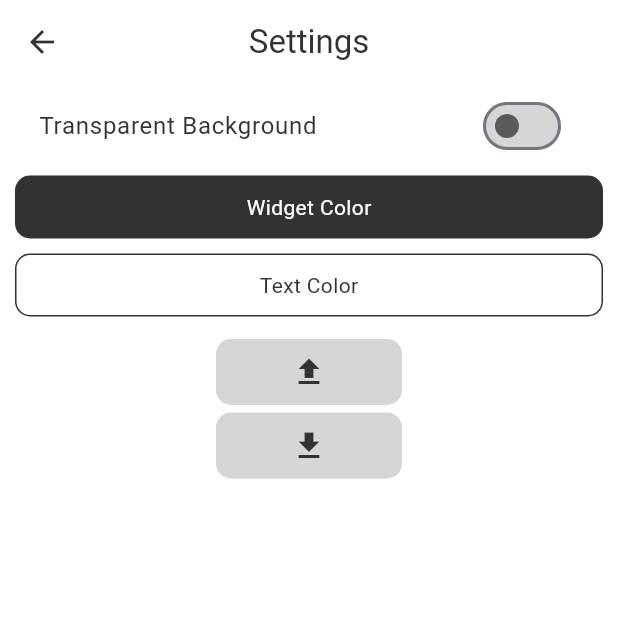
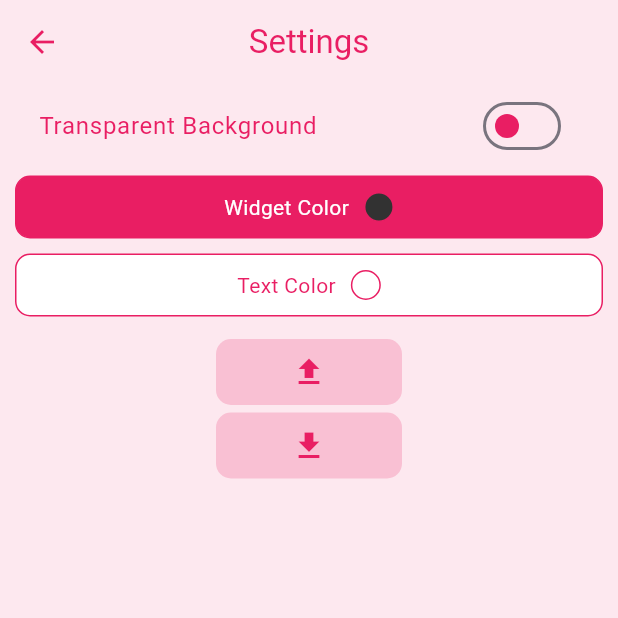
Before and after one commit to hazemxiii/home_quote, a Flutter app: the screen it shows after launch, after a tap on the "settings" icon, on a phone screen of 412 x 824 dp, the top half of it. Run offline on Flutter 3.47's test engine with Material 3 defaults, Android fonts, the phone set to English and light mode, and no system bars; our stand-ins replace file_picker, permission_handler, shared_preferences; missing offline and left inert: android_alarm_manager_plus, flex_color_picker, fuzzywuzzy, home_widget.

Commit message:
app_color

```diff
--- a/lib/global.dart
+++ b/lib/global.dart
@@ -3,12 +3,12 @@ import 'package:flutter/material.dart';
 import 'package:shared_preferences/shared_preferences.dart';
 import 'package:home_widget/home_widget.dart';
 
-final c = Color.lerp(Colors.black, Colors.white, 0.9);
-
 class StyleNotifier extends ChangeNotifier {
   Color textColor = const Color.fromRGBO(255, 255, 255, 1);
   Color color = const Color.fromRGBO(50, 50, 50, 1);
-  bool transparent = false;
+  Color appColor = Colors.pink;
+  bool _transparent = false;
+  Color get c => Color.lerp(appColor, Colors.white, 0.9)!;
 
   StyleNotifier() {
     loadStyle();
@@ -29,7 +29,7 @@ class StyleNotifier extends ChangeNotifier {
 
     textColor = parseColorFromHex(prefs.getString("textColor")!);
     color = parseColorFromHex(prefs.getString("color")!);
-    transparent = prefs.getBool("transparent")!;
+    _transparent = prefs.getBool("transparent")!;
 
     updateWidgetColors();
 
@@ -41,7 +41,7 @@ class StyleNotifier extends ChangeNotifier {
     try {
       if (!Platform.isWindows) {
         HomeWidget.saveWidgetData(
-            "color", !transparent ? "#${getHex(color)}" : "transparent");
+            "color", !_transparent ? "#${getHex(color)}" : "transparent");
         HomeWidget.saveWidgetData("textColor", "#${getHex(textColor)}");
         HomeWidget.updateWidget(
           qualifiedAndroidName: 'com.example.home_quote.NewAppWidget',
@@ -73,32 +73,14 @@ class StyleNotifier extends ChangeNotifier {
   void toggleTransparent() async {
     /// toggles transparent background
     SharedPreferences prefs = await SharedPreferences.getInstance();
-    transparent = !transparent;
-    prefs.setBool("transparent", transparent);
+    _transparent = !_transparent;
+    prefs.setBool("transparent", _transparent);
     updateWidgetColors();
     notifyListeners();
   }
 
   String getHex(Color c) {
-    /// gets the hex code from the color without the "#"
-    // Map hexs = {10: "a", 11: "b", 12: "c", 13: "d", 14: "e", 15: "f"};
-
-    // int red0 = (c.red / 16).floor();
-    // int red1 = c.red - red0 * 16;
-    // int green0 = (c.green / 16).floor();
-    // int green1 = c.green - green0 * 16;
-    // int blue0 = (c.blue / 16).floor();
-    // int blue1 = c.blue - blue0 * 16;
-
-    // String red =
-    //     "${red0 > 9 ? hexs[red0] : red0}${red1 > 9 ? hexs[red1] : red1}";
-    // String green =
-    //     "${green0 > 9 ? hexs[green0] : green0}${green1 > 9 ? hexs[green1] : green1}";
-    // String blue =
-    //     "${blue0 > 9 ? hexs[blue0] : blue0}${blue1 > 9 ? hexs[blue1] : blue1}";
-
-    // return "$red$green$blue";
-    return '#${c.toARGB32().toRadixString(16).padLeft(8, '0').toUpperCase()}';
+    return '#${c.toARGB32().toRadixString(16).padLeft(8, '0').toUpperCase().substring(2)}';
   }
 
   Color parseColorFromHex(String hex) {
@@ -136,7 +118,7 @@ class StyleNotifier extends ChangeNotifier {
     return left * 16 + right;
   }
 
-  Color get getTextC => textColor;
-  Color? get getColorC => color;
-  bool get isTransparent => transparent;
+  // Color get getTextC => textColor;
+  // Color? get getColorC => color;
+  bool get isTransparent => _transparent;
 }
--- a/lib/quotes_page/filter_btn.dart
+++ b/lib/quotes_page/filter_btn.dart
@@ -1,4 +1,6 @@
 import 'package:flutter/material.dart';
+import 'package:provider/provider.dart';
+import '../global.dart';
 
 class FilterBtn extends StatefulWidget {
   final String text;
@@ -13,7 +15,8 @@ class _FilterBtnState extends State<FilterBtn> {
   bool isHovered = false;
   @override
   Widget build(BuildContext context) {
-    final textC = isHovered ? Colors.white : Colors.black;
+    final textC =
+        isHovered ? Colors.white : context.watch<StyleNotifier>().appColor;
     return InkWell(
       onTap: widget.onPressed,
       onHover: (value) {
@@ -26,7 +29,9 @@ class _FilterBtnState extends State<FilterBtn> {
         duration: const Duration(milliseconds: 200),
         decoration: BoxDecoration(
           borderRadius: BorderRadius.circular(5),
-          color: isHovered ? Colors.black : Colors.white,
+          color: isHovered
+              ? context.watch<StyleNotifier>().appColor
+              : Colors.white,
         ),
         child: Row(
           spacing: 5,
--- a/lib/quotes_page/quotes_page.dart
+++ b/lib/quotes_page/quotes_page.dart
@@ -44,8 +44,8 @@ class _QuotesPageState extends State<QuotesPage> {
     return Consumer<StyleNotifier>(builder: (context, clrs, child) {
       return Scaffold(
           floatingActionButton: FloatingActionButton(
-              backgroundColor: clrs.getColorC,
-              foregroundColor: clrs.getTextC,
+              backgroundColor: clrs.appColor,
+              foregroundColor: Colors.white,
               child: const Icon(Icons.add),
               onPressed: () async {
                 final Quote? quote = await showDialog(
@@ -58,11 +58,11 @@ class _QuotesPageState extends State<QuotesPage> {
                       .addQuote(quote);
                 }
               }),
-          backgroundColor: c,
+          backgroundColor: clrs.c,
           appBar: AppBar(
             title: const Text("My Quotes"),
-            backgroundColor: c,
-            foregroundColor: Colors.black,
+            backgroundColor: clrs.c,
+            foregroundColor: clrs.appColor,
             actions: [
               IconButton(
                 onPressed: () {
@@ -99,11 +99,11 @@ class _QuotesPageState extends State<QuotesPage> {
                             decoration: BoxDecoration(
                                 borderRadius: BorderRadius.circular(10),
                                 color: Colors.white),
-                            child: const Column(
+                            child: Column(
                               children: [
-                                Icon(Icons.shuffle, color: Colors.black),
+                                Icon(Icons.shuffle, color: clrs.appColor),
                                 Text("No Quote Selected",
-                                    style: TextStyle(color: Colors.black))
+                                    style: TextStyle(color: clrs.appColor))
                               ],
                             ),
                           );
@@ -124,7 +124,12 @@ class _QuotesPageState extends State<QuotesPage> {
                       Expanded(
                         child: ChangeNotifierProvider.value(
                             value: context.read<QuotesNotifier>(),
-                            child: SearchWidget(controller: searchController)),
+                            child: SearchWidget(
+                                controller: searchController,
+                                onClear: () {
+                                  quotesNotX.setSearch("");
+                                },
+                                hint: "Search by quote")),
                       ),
                       const SizedBox(width: 10),
                       FilterBtn(
--- a/lib/quotes_page/search_widget.dart
+++ b/lib/quotes_page/search_widget.dart
@@ -1,18 +1,24 @@
 import 'package:flutter/material.dart';
+import 'package:home_quote/global.dart';
 import 'package:provider/provider.dart';
-import 'package:home_quote/quotes_notifier.dart';
 
 class SearchWidget extends StatelessWidget {
   final TextEditingController controller;
-  const SearchWidget({super.key, required this.controller});
+  final VoidCallback onClear;
+  final String hint;
+  const SearchWidget(
+      {super.key,
+      required this.controller,
+      required this.onClear,
+      required this.hint});
 
   @override
   Widget build(BuildContext context) {
-    final c = Colors.black.withValues(alpha: 0.4);
+    final c = context.watch<StyleNotifier>().appColor.withValues(alpha: 0.4);
     return TextField(
-      cursorColor: Colors.black,
+      cursorColor: context.watch<StyleNotifier>().appColor,
       controller: controller,
-      style: const TextStyle(color: Colors.black),
+      style: TextStyle(color: context.watch<StyleNotifier>().appColor),
       decoration: InputDecoration(
         hintStyle: TextStyle(color: c),
         prefixIcon: Icon(
@@ -25,16 +31,17 @@ class SearchWidget extends StatelessWidget {
                 icon: Icon(Icons.clear, color: c),
                 onPressed: () {
                   controller.clear();
-                  context.read<QuotesNotifier>().setSearch("");
+                  onClear();
                 },
               ),
         enabledBorder: OutlineInputBorder(
             borderSide: BorderSide(color: c),
             borderRadius: BorderRadius.circular(10)),
         focusedBorder: OutlineInputBorder(
-            borderSide: const BorderSide(color: Colors.black, width: 2),
+            borderSide: BorderSide(
+                color: context.watch<StyleNotifier>().appColor, width: 2),
             borderRadius: BorderRadius.circular(10)),
-        hintText: "Search by quote",
+        hintText: hint,
       ),
     );
   }
--- a/lib/settings.dart
+++ b/lib/settings.dart
@@ -24,10 +24,10 @@ class _SettingsPageWidgetState extends State<SettingsPageWidget> {
   Widget build(BuildContext context) {
     return Consumer<StyleNotifier>(builder: (context, clrs, child) {
       return Scaffold(
-          backgroundColor: clrs.getTextC,
+          backgroundColor: clrs.c,
           appBar: AppBar(
-            foregroundColor: clrs.getColorC,
-            backgroundColor: clrs.getTextC,
+            foregroundColor: clrs.appColor,
+            backgroundColor: clrs.c,
             title: const Text("Settings"),
             centerTitle: true,
           ),
@@ -38,21 +38,20 @@ class _SettingsPageWidgetState extends State<SettingsPageWidget> {
                 SwitchListTile(
                   value: clrs.isTransparent,
                   onChanged: (v) {
-                    Provider.of<StyleNotifier>(context, listen: false)
-                        .toggleTransparent();
+                    clrs.toggleTransparent();
                   },
                   title: Text(
                     "Transparent Background",
-                    style: TextStyle(color: clrs.getColorC),
+                    style: TextStyle(color: clrs.appColor),
                   ),
-                  tileColor: clrs.getTextC,
-                  activeThumbColor: clrs.getColorC,
-                  inactiveThumbColor:
-                      Color.lerp(clrs.getTextC, clrs.getColorC, .8),
-                  inactiveTrackColor:
-                      Color.lerp(clrs.getTextC, clrs.getColorC, .2),
+                  tileColor: clrs.c,
+                  activeThumbColor: clrs.appColor,
+                  inactiveThumbColor: clrs.appColor,
+                  inactiveTrackColor: clrs.c,
                 ),
-                const ColorPicker(mode: PickerModes.main, text: "Widget Color"),
+                if (!clrs.isTransparent)
+                  const ColorPicker(
+                      mode: PickerModes.main, text: "Widget Color"),
                 const ColorPicker(mode: PickerModes.text, text: "Text Color"),
                 const SizedBox(
                   height: 10,
@@ -77,13 +76,12 @@ class _SettingsPageWidgetState extends State<SettingsPageWidget> {
                         padding: const EdgeInsets.symmetric(
                             horizontal: 50, vertical: 10),
                         decoration: BoxDecoration(
-                            color:
-                                Color.lerp(clrs.getTextC, clrs.getColorC, .2),
+                            color: clrs.appColor.withValues(alpha: 0.2),
                             borderRadius:
                                 const BorderRadius.all(Radius.circular(10))),
                         child: Icon(
                           Icons.upload,
-                          color: clrs.getColorC,
+                          color: clrs.appColor,
                         )),
                   );
                 }),
@@ -106,12 +104,12 @@ class _SettingsPageWidgetState extends State<SettingsPageWidget> {
                     padding: const EdgeInsets.symmetric(
                         horizontal: 50, vertical: 10),
                     decoration: BoxDecoration(
-                        color: Color.lerp(clrs.getTextC, clrs.getColorC, .2),
+                        color: clrs.appColor.withValues(alpha: 0.2),
                         borderRadius:
                             const BorderRadius.all(Radius.circular(10))),
                     child: Icon(
                       Icons.download,
-                      color: clrs.getColorC,
+                      color: clrs.appColor,
                     ),
                   ),
                 )
--- a/lib/settings/color_picker.dart
+++ b/lib/settings/color_picker.dart
@@ -23,14 +23,14 @@ class _ColorPickerState extends State<ColorPicker> {
               context: context,
               builder: (context) {
                 return AlertDialog(
-                  backgroundColor: clrs.getColorC,
+                  backgroundColor: clrs.c,
                   actions: [
                     TextButton(
                       onPressed: () {
                         Navigator.of(context).pop();
                       },
                       child: Text("cancel",
-                          style: TextStyle(color: clrs.getTextC)),
+                          style: TextStyle(color: clrs.textColor)),
                     )
                   ],
                   content: widget.mode == PickerModes.main
@@ -43,7 +43,7 @@ class _ColorPickerState extends State<ColorPicker> {
                           },
                           colorCodeHasColor: true,
                           showColorCode: true,
-                          color: clrs.getTextC,
+                          color: clrs.textColor,
                           onColorChanged: (color) {
                             Provider.of<StyleNotifier>(context, listen: false)
                                 .setTextColor(color);
@@ -56,17 +56,35 @@ class _ColorPickerState extends State<ColorPicker> {
           padding: const EdgeInsets.all(10),
           margin: const EdgeInsets.symmetric(horizontal: 0, vertical: 5),
           decoration: BoxDecoration(
-              borderRadius: const BorderRadius.all(Radius.circular(10)),
-              border: Border.all(color: clrs.getColorC!),
-              color: widget.mode == PickerModes.text
-                  ? clrs.getTextC
-                  : clrs.getColorC),
-          child: Center(
-            child: Text(widget.text,
-                style: TextStyle(
-                    color: widget.mode == PickerModes.text
-                        ? clrs.getColorC
-                        : clrs.getTextC)),
+            borderRadius: const BorderRadius.all(Radius.circular(10)),
+            border: Border.all(color: clrs.appColor),
+            // color: widget.mode == PickerModes.text
+            //     ? clrs.getTextC
+            //     : clrs.getColorC
+            color:
+                widget.mode == PickerModes.text ? Colors.white : clrs.appColor,
+          ),
+          child: Row(
+            mainAxisAlignment: MainAxisAlignment.center,
+            spacing: 10,
+            children: [
+              Text(widget.text,
+                  style: TextStyle(
+                      color: widget.mode == PickerModes.text
+                          ? clrs.appColor
+                          : Colors.white)),
+              Container(
+                width: 20,
+                height: 20,
+                decoration: BoxDecoration(
+                  border: Border.all(color: clrs.appColor),
+                  shape: BoxShape.circle,
+                  color: widget.mode == PickerModes.text
+                      ? clrs.textColor
+                      : clrs.color,
+                ),
+              )
+            ],
           ),
         ),
       );
```
Also changed, not shown: lib/main.dart (+30 -29 lines), lib/quotes_page/filter_dialog.dart (+55 -8 lines), lib/quotes_page/input_dialog.dart (+15 -14 lines), lib/quotes_page/quote_widget.dart (+21 -20 lines), lib/settings/color_palette.dart (+4 -4 lines), pubspec.yaml (+4 -3 lines), pubspec.lock, 7 other files.
